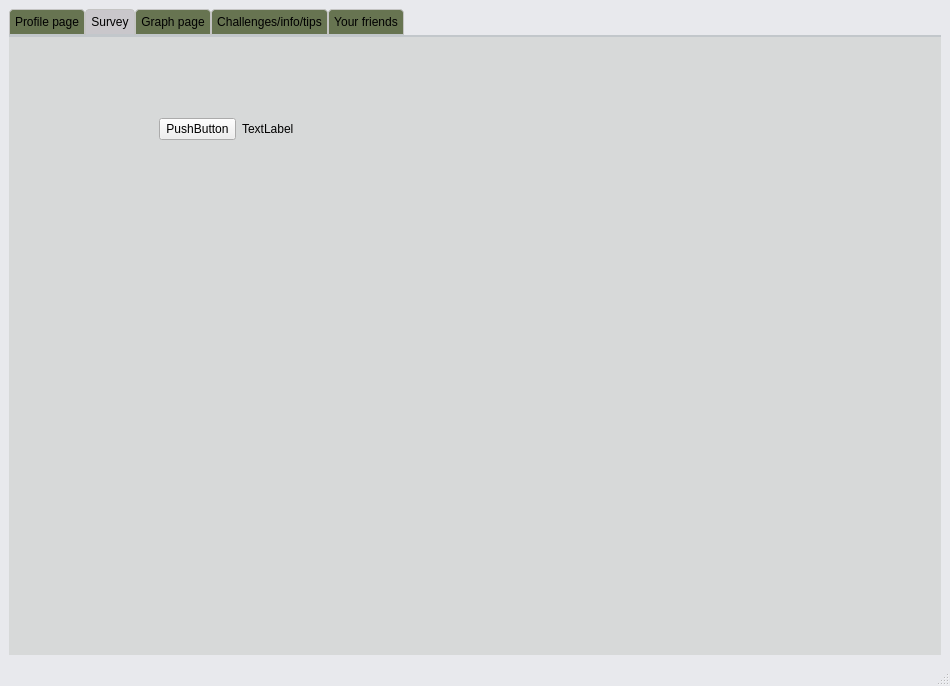
The window that CO2_Tracker/mainwindow.ui (cgneo/CarbonTracker) describes before a commit, drawn with Qt 5.
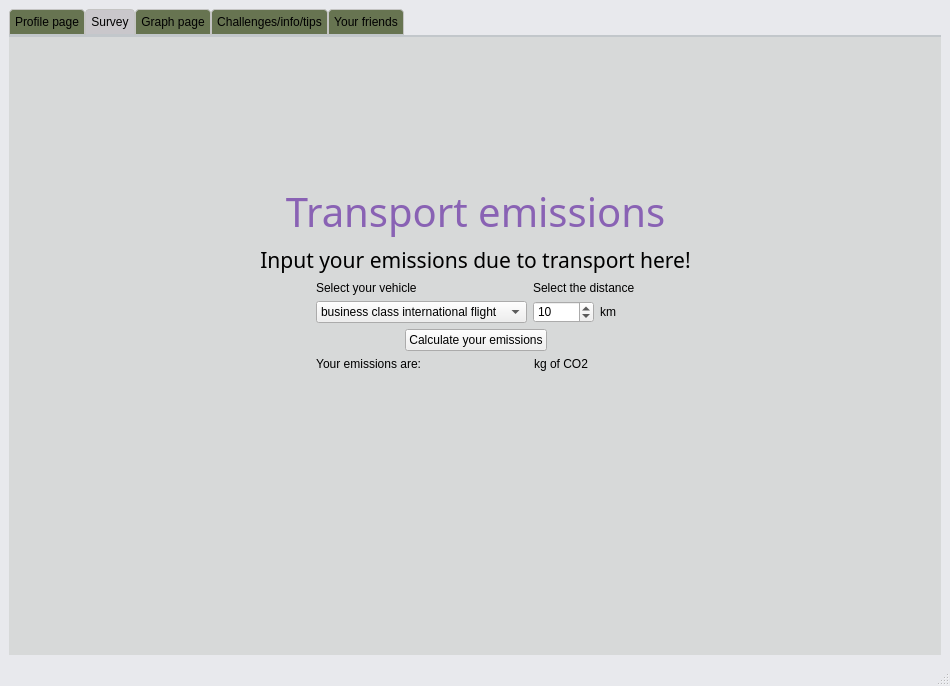
The same window after the commit. Icons and pictures are not drawn.

Commit message: Successful connection of transport API and UI!

Patch:
```diff
--- a/CO2_Tracker/mainwindow.ui
+++ b/CO2_Tracker/mainwindow.ui
@@ -1364,32 +1364,347 @@
        <attribute name="title">
         <string>Survey</string>
        </attribute>
-       <widget class="QWidget" name="">
-        <property name="geometry">
-         <rect>
-          <x>150</x>
-          <y>80</y>
-          <width>135</width>
-          <height>24</height>
-         </rect>
-        </property>
-        <layout class="QHBoxLayout" name="horizontalLayout">
-         <item>
-          <widget class="QPushButton" name="buttonTransport">
-           <property name="text">
-            <string>PushButton</string>
-           </property>
-          </widget>
-         </item>
-         <item>
-          <widget class="QLabel" name="outputTransport">
-           <property name="text">
-            <string>TextLabel</string>
-           </property>
-          </widget>
-         </item>
-        </layout>
-       </widget>
+       <layout class="QGridLayout" name="gridLayout_3">
+        <item row="0" column="0">
+         <layout class="QVBoxLayout" name="verticalLayout_12">
+          <item>
+           <spacer name="verticalSpacer">
+            <property name="orientation">
+             <enum>Qt::Vertical</enum>
+            </property>
+            <property name="sizeHint" stdset="0">
+             <size>
+              <width>20</width>
+              <height>40</height>
+             </size>
+            </property>
+           </spacer>
+          </item>
+          <item>
+           <layout class="QHBoxLayout" name="horizontalLayout_11">
+            <item>
+             <spacer name="horizontalSpacer_10">
+              <property name="orientation">
+               <enum>Qt::Horizontal</enum>
+              </property>
+              <property name="sizeHint" stdset="0">
+               <size>
+                <width>40</width>
+                <height>20</height>
+               </size>
+              </property>
+             </spacer>
+            </item>
+            <item>
+             <layout class="QVBoxLayout" name="verticalLayout_11">
+              <item>
+               <widget class="QLabel" name="label_27">
+                <property name="font">
+                 <font>
+                  <family>Gill Sans</family>
+                  <pointsize>30</pointsize>
+                 </font>
+                </property>
+                <property name="text">
+                 <string>&lt;html&gt;&lt;head/&gt;&lt;body&gt;&lt;p align=&quot;center&quot;&gt;&lt;span style=&quot; color:#8962b4;&quot;&gt;Transport emissions&lt;/span&gt;&lt;/p&gt;&lt;/body&gt;&lt;/html&gt;</string>
+                </property>
+                <property name="textFormat">
+                 <enum>Qt::AutoText</enum>
+                </property>
+               </widget>
+              </item>
+              <item>
+               <widget class="QLabel" name="label_28">
+                <property name="font">
+                 <font>
+                  <family>Gill Sans</family>
+                  <pointsize>16</pointsize>
+                 </font>
+                </property>
+                <property name="text">
+                 <string>&lt;html&gt;&lt;head/&gt;&lt;body&gt;&lt;p align=&quot;center&quot;&gt;Input your emissions due to transport here!&lt;/p&gt;&lt;/body&gt;&lt;/html&gt;</string>
+                </property>
+                <property name="textFormat">
+                 <enum>Qt::RichText</enum>
+                </property>
+               </widget>
+              </item>
+              <item>
+               <layout class="QHBoxLayout" name="horizontalLayout_10">
+                <item>
+                 <spacer name="horizontalSpacer_7">
+                  <property name="orientation">
+                   <enum>Qt::Horizontal</enum>
+                  </property>
+                  <property name="sizeHint" stdset="0">
+                   <size>
+                    <width>40</width>
+                    <height>20</height>
+                   </size>
+                  </property>
+                 </spacer>
+                </item>
+                <item>
+                 <layout class="QVBoxLayout" name="verticalLayout_10">
+                  <item>
+                   <layout class="QHBoxLayout" name="horizontalLayout_7">
+                    <item>
+                     <layout class="QVBoxLayout" name="verticalLayout_8">
+                      <item>
+                       <widget class="QLabel" name="label_2">
+                        <property name="text">
+                         <string>Select your vehicle</string>
+                        </property>
+                       </widget>
+                      </item>
+                      <item>
+                       <widget class="QComboBox" name="vehicleTransport">
+                        <item>
+                         <property name="text">
+                          <string>business class international flight</string>
+                         </property>
+                        </item>
+                        <item>
+                         <property name="text">
+                          <string>electric car</string>
+                         </property>
+                        </item>
+                        <item>
+                         <property name="text">
+                          <string>petrol car</string>
+                         </property>
+                        </item>
+                        <item>
+                         <property name="text">
+                          <string>diesel car</string>
+                         </property>
+                        </item>
+                        <item>
+                         <property name="text">
+                          <string>petrol motorbike</string>
+                         </property>
+                        </item>
+                        <item>
+                         <property name="text">
+                          <string>bus</string>
+                         </property>
+                        </item>
+                        <item>
+                         <property name="text">
+                          <string>metro</string>
+                         </property>
+                        </item>
+                        <item>
+                         <property name="text">
+                          <string>ferry</string>
+                         </property>
+                        </item>
+                        <item>
+                         <property name="text">
+                          <string>national train</string>
+                         </property>
+                        </item>
+                        <item>
+                         <property name="text">
+                          <string>international train</string>
+                         </property>
+                        </item>
+                        <item>
+                         <property name="text">
+                          <string>domestic flight</string>
+                         </property>
+                        </item>
+                        <item>
+                         <property name="text">
+                          <string>first class international flight</string>
+                         </property>
+                        </item>
+                        <item>
+                         <property name="text">
+                          <string>economy class internationl flight</string>
+                         </property>
+                        </item>
+                       </widget>
+                      </item>
+                     </layout>
+                    </item>
+                    <item>
+                     <layout class="QVBoxLayout" name="verticalLayout_9">
+                      <item>
+                       <widget class="QLabel" name="label">
+                        <property name="text">
+                         <string>Select the distance</string>
+                        </property>
+                       </widget>
+                      </item>
+                      <item>
+                       <layout class="QHBoxLayout" name="horizontalLayout">
+                        <item>
+                         <widget class="QSpinBox" name="distanceTransport">
+                          <property name="minimum">
+                           <number>0</number>
+                          </property>
+                          <property name="maximum">
+                           <number>10000</number>
+                          </property>
+                          <property name="singleStep">
+                           <number>10</number>
+                          </property>
+                          <property name="stepType">
+                           <enum>QAbstractSpinBox::DefaultStepType</enum>
+                          </property>
+                          <property name="value">
+                           <number>10</number>
+                          </property>
+                          <property name="displayIntegerBase">
+                           <number>10</number>
+                          </property>
+                         </widget>
+                        </item>
+                        <item>
+                         <widget class="QLabel" name="label_3">
+                          <property name="text">
+                           <string>km</string>
+                          </property>
+                         </widget>
+                        </item>
+                       </layout>
+                      </item>
+                     </layout>
+                    </item>
+                   </layout>
+                  </item>
+                  <item>
+                   <layout class="QHBoxLayout" name="horizontalLayout_9">
+                    <item>
+                     <spacer name="horizontalSpacer_5">
+                      <property name="orientation">
+                       <enum>Qt::Horizontal</enum>
+                      </property>
+                      <property name="sizeHint" stdset="0">
+                       <size>
+                        <width>40</width>
+                        <height>20</height>
+                       </size>
+                      </property>
+                     </spacer>
+                    </item>
+                    <item>
+                     <widget class="QPushButton" name="buttonTransport">
+                      <property name="text">
+                       <string>Calculate your emissions</string>
+                      </property>
+                     </widget>
+                    </item>
+                    <item>
+                     <spacer name="horizontalSpacer_6">
+                      <property name="orientation">
+                       <enum>Qt::Horizontal</enum>
+                      </property>
+                      <property name="sizeHint" stdset="0">
+                       <size>
+                        <width>40</width>
+                        <height>20</height>
+                       </size>
+                      </property>
+                     </spacer>
+                    </item>
+                   </layout>
+                  </item>
+                  <item>
+                   <layout class="QHBoxLayout" name="horizontalLayout_8">
+                    <item>
+                     <widget class="QLabel" name="label_6">
+                      <property name="text">
+                       <string>Your emissions are:</string>
+                      </property>
+                      <property name="alignment">
+                       <set>Qt::AlignRight|Qt::AlignTrailing|Qt::AlignVCenter</set>
+                      </property>
+                     </widget>
+                    </item>
+                    <item>
+                     <widget class="QLabel" name="outputTransport">
+                      <property name="text">
+                       <string/>
+                      </property>
+                      <property name="alignment">
+                       <set>Qt::AlignCenter</set>
+                      </property>
+                     </widget>
+                    </item>
+                    <item>
+                     <widget class="QLabel" name="label_5">
+                      <property name="text">
+                       <string>kg of CO2</string>
+                      </property>
+                     </widget>
+                    </item>
+                   </layout>
+                  </item>
+                 </layout>
+                </item>
+                <item>
+                 <spacer name="horizontalSpacer_8">
+                  <property name="orientation">
+                   <enum>Qt::Horizontal</enum>
+                  </property>
+                  <property name="sizeHint" stdset="0">
+                   <size>
+                    <width>40</width>
+                    <height>20</height>
+                   </size>
+                  </property>
+                 </spacer>
+                </item>
+               </layout>
+              </item>
+             </layout>
+            </item>
+            <item>
+             <spacer name="horizontalSpacer_9">
+              <property name="orientation">
+               <enum>Qt::Horizontal</enum>
+              </property>
+              <property name="sizeHint" stdset="0">
+               <size>
+                <width>40</width>
+                <height>20</height>
+               </size>
+              </property>
+             </spacer>
+            </item>
+           </layout>
+          </item>
+          <item>
+           <spacer name="verticalSpacer_4">
+            <property name="orientation">
+             <enum>Qt::Vertical</enum>
+            </property>
+            <property name="sizeHint" stdset="0">
+             <size>
+              <width>20</width>
+              <height>40</height>
+             </size>
+            </property>
+           </spacer>
+          </item>
+          <item>
+           <spacer name="verticalSpacer_5">
+            <property name="orientation">
+             <enum>Qt::Vertical</enum>
+            </property>
+            <property name="sizeHint" stdset="0">
+             <size>
+              <width>20</width>
+              <height>40</height>
+             </size>
+            </property>
+           </spacer>
+          </item>
+         </layout>
+        </item>
+       </layout>
       </widget>
       <widget class="QWidget" name="tab_2">
        <attribute name="title">
```
The commit also changes 4 other files.
